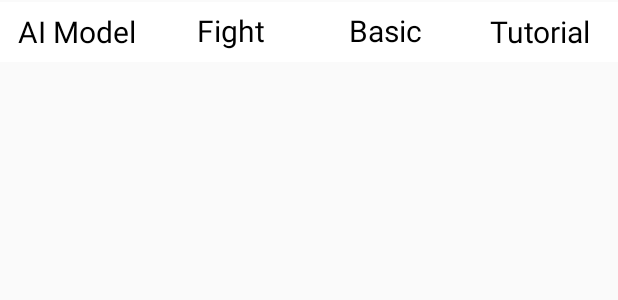
After one commit to Lihua-WANG/SIT305-A2, an Android app: the layout activity_about2.xml on its own in the app's theme, with its tools: preview values and no code run, on a phone screen of 412 x 824 dp. The commit adds this screen. Shown: the top 300 px of the screen. Run offline under Robolectric (Android 15) with nearby library versions, the phone set to English and light mode, and no system bars.

Commit message:
Update About function. Making about content by sliding effect.

```diff
--- a/app/src/main/java/com/example/a2/MainActivity.java
+++ b/app/src/main/java/com/example/a2/MainActivity.java
@@ -12,6 +12,7 @@ import android.media.MediaPlayer;
 import android.view.View;
 import android.view.View.OnClickListener;
 import android.widget.Button;
+import android.widget.Toast;
 
 import java.io.IOException;
 
@@ -127,7 +128,7 @@ public class MainActivity extends AppCompatActivity {
 
             @Override
             public void onClick(View v) {
-                startActivity(new Intent(MainActivity.this, AboutActivity.class));
+                startActivity(new Intent(MainActivity.this, About2Activity.class));
             }
         });
 
@@ -138,6 +139,7 @@ public class MainActivity extends AppCompatActivity {
             @Override
             public void onClick(View v) {
                 startService(new Intent(MainActivity.this, BackMusicService.class));
+                Toast.makeText(MainActivity.this, "Music Service started.", Toast.LENGTH_LONG).show();
             }
         });
 
@@ -147,6 +149,7 @@ public class MainActivity extends AppCompatActivity {
             @Override
             public void onClick(View v) {
                 stopService(new Intent(MainActivity.this, BackMusicService.class));
+                Toast.makeText(MainActivity.this, "Music Service stopped.", Toast.LENGTH_LONG).show();
             }
         });
 
--- /dev/null
+++ b/app/src/main/res/layout/activity_about2.xml
@@ -0,0 +1,73 @@
+<?xml version="1.0" encoding="utf-8"?>
+<LinearLayout xmlns:android="http://schemas.android.com/apk/res/android"
+    xmlns:app="http://schemas.android.com/apk/res-auto"
+    xmlns:tools="http://schemas.android.com/tools"
+    android:layout_width="match_parent"
+    android:layout_height="match_parent"
+    tools:context=".About2Activity"
+    android:orientation="vertical">
+
+    <LinearLayout
+        android:layout_width="match_parent"
+        android:layout_height="40dp"
+        android:layout_marginTop="1dp"
+        android:background="@android:color/white"
+        android:baselineAligned="false"
+        android:gravity="center_vertical"
+        android:orientation="horizontal"
+        android:paddingBottom="5dp"
+        android:paddingTop="5dp">
+
+        <!--detail Tab-->
+        <TextView
+            android:id="@+id/AboutAI"
+            android:layout_width="0dp"
+            android:layout_height="match_parent"
+            android:layout_weight="1"
+            android:gravity="center_horizontal|center_vertical"
+            android:text="@string/AboutAI"
+            android:textColor="@color/main_tab_text_color"
+            android:textSize="20dp" />
+
+        <!--detail Tab-->
+        <TextView
+            android:id="@+id/AboutFight"
+            android:layout_width="0dp"
+            android:layout_height="match_parent"
+            android:layout_weight="1"
+            android:gravity="center_horizontal|center_vertical"
+            android:text="@string/AboutFight"
+            android:textColor="@color/main_tab_text_color"
+            android:textSize="20dp" />
+
+        <!--detail Tab-->
+        <TextView
+            android:id="@+id/AboutBasic"
+            android:layout_width="0dp"
+            android:layout_height="match_parent"
+            android:layout_weight="1"
+            android:gravity="center_horizontal|center_vertical"
+            android:text="@string/AboutBasic"
+            android:textColor="@color/main_tab_text_color"
+            android:textSize="20dp" />
+
+        <!--category report Tab-->
+        <TextView
+            android:id="@+id/AboutVideo"
+            android:layout_width="0dp"
+            android:layout_height="match_parent"
+            android:layout_weight="1"
+            android:gravity="center_horizontal|center_vertical"
+            android:text="@string/AboutVideo"
+            android:textColor="@color/main_tab_text_color"
+            android:textSize="20dp" />
+
+    </LinearLayout>
+
+    <androidx.viewpager.widget.ViewPager
+        android:id="@+id/mainViewPager"
+        android:layout_width="match_parent"
+        android:layout_height="0dp"
+        android:layout_weight="1" />
+
+</LinearLayout>
--- a/app/src/main/res/values/colors.xml
+++ b/app/src/main/res/values/colors.xml
@@ -5,4 +5,5 @@
     <color name="white">#ffffffff</color>
     <color name="feedback_background_color">#ffdbdada</color>
     <color name="colorAccent">#03DAC5</color>
+    <color name="main_tab_text_color">#000000</color>
 </resources>
--- a/app/src/main/res/values/strings.xml
+++ b/app/src/main/res/values/strings.xml
@@ -39,5 +39,12 @@
     <string name="feedback_content_hint">Please input your feedback</string>
     <string name="toast_message">Playback completed</string>
     <string name="buffering_string">Buffering</string>
+    <string name="AboutVideo">Tutorial</string>
+    <string name="AboutBasic">Basic Function</string>
+    <string name="AboutFight">Fight Model</string>
+    <string name="AboutAI">AI Model</string>
+
+    <!-- TODO: Remove or change this placeholder text -->
+    <string name="hello_blank_fragment">Hello blank fragment</string>
 
 </resources>
```
Also changed, not shown: app/build.gradle (+7 -1 lines), app/src/main/AndroidManifest.xml (+5 -3 lines), app/src/main/java/com/example/a2/About2Activity.java (added, +161 -0 lines), app/src/main/java/com/example/a2/AboutAIFragment.java (added, +64 -0 lines), app/src/main/java/com/example/a2/AboutBasicFragment.java (added, +64 -0 lines), app/src/main/java/com/example/a2/AboutFightFragment.java (added, +64 -0 lines), app/src/main/java/com/example/a2/AboutVideoFragment.java (added, +43 -0 lines), app/src/main/res/layout/fragment_about_a_i.xml (added, +14 -0 lines), app/src/main/res/layout/fragment_about_basic.xml (added, +14 -0 lines), app/src/main/res/layout/fragment_about_fight.xml (added, +14 -0 lines), app/src/main/res/layout/fragment_about_video.xml (added, +14 -0 lines).
